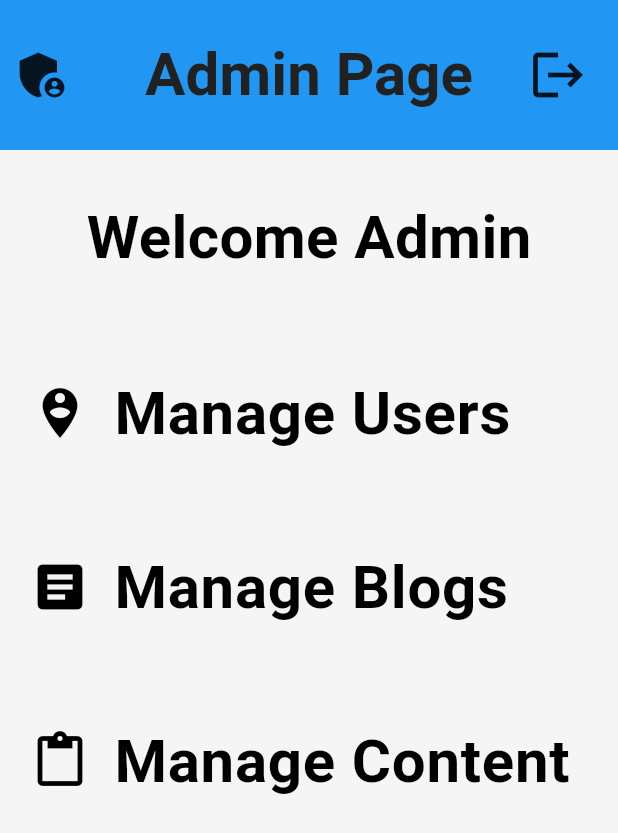
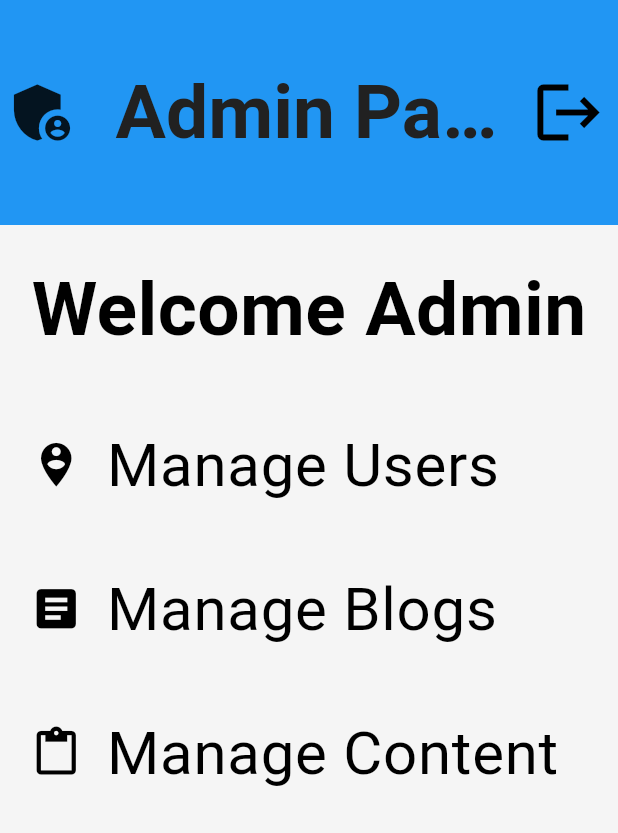
Before and after one commit to itsmealan2000/Blogapp-group1, a Flutter app: the AdminPage screen opened directly, on a phone screen of 412 x 824 dp. Shown: the top 833 px of the screen. Run offline on Flutter 3.47's test engine with Material 3 defaults, Android fonts, the phone set to English and light mode, and no system bars; our stand-ins replace firebase_auth, firebase_core, font_awesome_flutter, google_nav_bar; accounts and stored records are empty; network calls fail.

Commit message:
login to admin

```diff
--- a/lib/admin/admin_page.dart
+++ b/lib/admin/admin_page.dart
@@ -1,93 +1,112 @@
 import 'package:blogapp/admin/admin-Pages/manageblogs.dart';
 import 'package:blogapp/admin/admin-Pages/managecontent.dart';
 import 'package:blogapp/admin/admin-Pages/manageusers.dart';
+import 'package:blogapp/auth/auth_page.dart';
+import 'package:firebase_auth/firebase_auth.dart';
 import 'package:flutter/material.dart';
 
-class AdminPage extends StatelessWidget {
+class AdminPage extends StatefulWidget {
   const AdminPage({super.key});
+
+  @override
+  AdminPageState createState() => AdminPageState();
+}
+
+class AdminPageState extends State<AdminPage> {
+  Future<void> _signOut() async {
+    await FirebaseAuth.instance.signOut();
+
+    if (mounted) {
+      Navigator.pushReplacement(
+        context,
+        MaterialPageRoute(builder: (context) => const AuthPage()),
+      );
+    }
+  }
+
   @override
   Widget build(BuildContext context) {
     return Scaffold(
       backgroundColor: Theme.of(context).colorScheme.surface,
       appBar: AppBar(
-        leading: const Icon(Icons.admin_panel_settings), //icon
+        leading: const Icon(
+          Icons.admin_panel_settings,
+          size: 50,
+        ),
         title: Text(
           "Admin Page",
           style: TextStyle(
             color: Theme.of(context).colorScheme.inversePrimary,
-            fontSize: 40,
+            fontSize: 50,
             fontWeight: FontWeight.bold,
           ),
-        ), //title
-        toolbarHeight: 100,
+        ),
+        toolbarHeight: 150,
         centerTitle: true,
-        backgroundColor: Colors.blue, //background color
-        actions: const [
-          //logout button
-          Icon(Icons.logout),
-          SizedBox(
-            width: 20,
+        backgroundColor: Colors.blue,
+        actions: [
+          // Logout button
+          IconButton(
+            icon: const Icon(
+              Icons.logout,
+              size: 50,
+            ),
+            onPressed: () => _signOut,
           ),
         ],
-        iconTheme: const IconThemeData(size: 40), // icon size
-        titleTextStyle: const TextStyle(
-          // text style
-          fontSize: 40,
-          fontWeight: FontWeight.bold,
-          color: Colors.white,
-        ),
+        iconTheme: const IconThemeData(size: 30), // Icon size
       ),
       body: SafeArea(
         child: Column(
           children: [
             const Padding(
-              padding: EdgeInsets.all(30),
+              padding: EdgeInsets.all(20),
               child: Text(
                 "Welcome Admin",
                 style: TextStyle(
                   color: Colors.black,
-                  fontSize: 40,
+                  fontSize: 50,
                   fontWeight: FontWeight.bold,
                 ),
               ),
             ),
-//listitems
-            ListTile(//manage users
+            // List items
+            ListTile(
               contentPadding:
-                  const EdgeInsets.symmetric(horizontal: 20, vertical: 20),
+                  const EdgeInsets.symmetric(horizontal: 20, vertical: 10),
               title: const Text(
                 "Manage Users",
                 style: TextStyle(
                   fontSize: 40,
-                  fontWeight: FontWeight.bold,
+                  fontWeight: FontWeight.normal,
                 ),
               ),
               leading: const Icon(
                 Icons.person_pin_circle,
-                size: 40,
-                ),
+                size: 35,
+              ),
               onTap: () {
                 Navigator.push(
                   context,
-                  MaterialPageRoute(builder: (context) =>  const Manageusers()),
+                  MaterialPageRoute(builder: (context) => const Manageusers()),
                 );
               },
             ),
-            ListTile(//manageblogs
+            ListTile(
               contentPadding:
-                  const EdgeInsets.symmetric(horizontal: 20, vertical: 20),
+                  const EdgeInsets.symmetric(horizontal: 20, vertical: 10),
               title: const Text(
                 "Manage Blogs",
                 style: TextStyle(
                   color: Colors.black,
                   fontSize: 40,
-                  fontWeight: FontWeight.bold,
+                  fontWeight: FontWeight.normal,
                 ),
               ),
               leading: const Icon(
                 Icons.article,
-                size: 40,
-                ),
+                size: 35,
+              ),
               onTap: () {
                 Navigator.push(
                   context,
@@ -95,21 +114,21 @@ class AdminPage extends StatelessWidget {
                 );
               },
             ),
-            ListTile(//manage Contents
+            ListTile(
               contentPadding:
-                  const EdgeInsets.symmetric(horizontal: 20, vertical: 20),
+                  const EdgeInsets.symmetric(horizontal: 20, vertical: 10),
               title: const Text(
                 "Manage Content",
                 style: TextStyle(
                   color: Colors.black,
                   fontSize: 40,
-                  fontWeight: FontWeight.bold,
+                  fontWeight: FontWeight.normal,
                 ),
               ),
               leading: const Icon(
                 Icons.content_paste,
-                size: 40,
-                ),
+                size: 35,
+              ),
               onTap: () {
                 Navigator.push(
                   context,
```
Also changed, not shown: lib/auth/auth_page.dart (+16 -5 lines), lib/login_regiter/login_page.dart (+7 -7 lines), lib/login_regiter/register_page.dart (+7 -7 lines), lib/main.dart (+4 -4 lines), lib/pages/setting_page.dart (+17 -5 lines), assets/images/blog.png.
